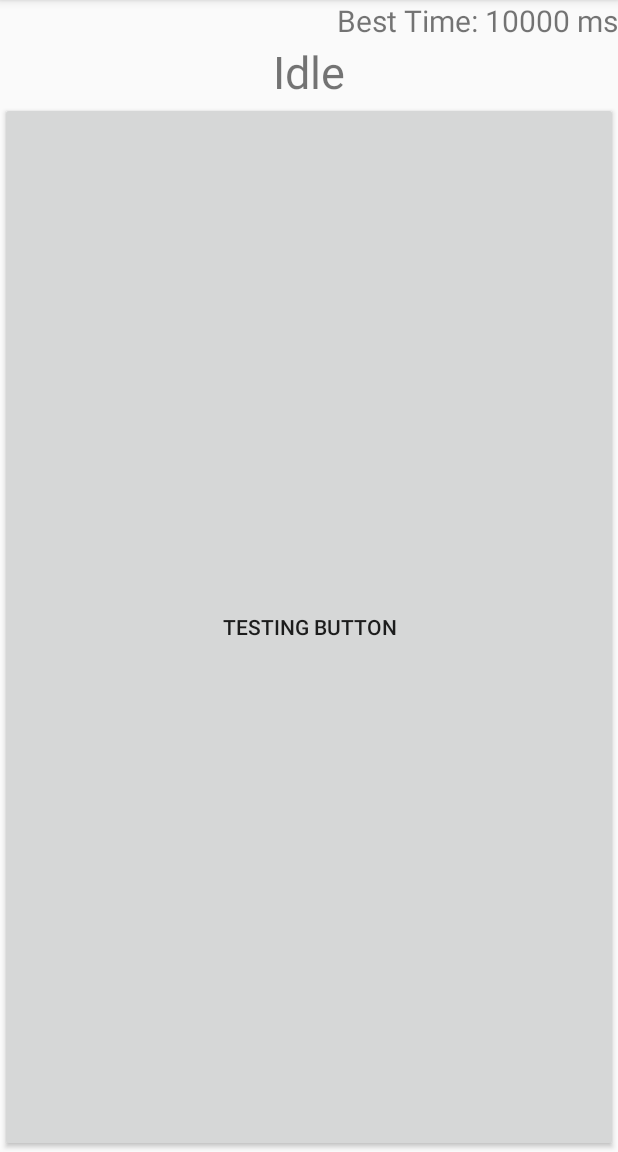
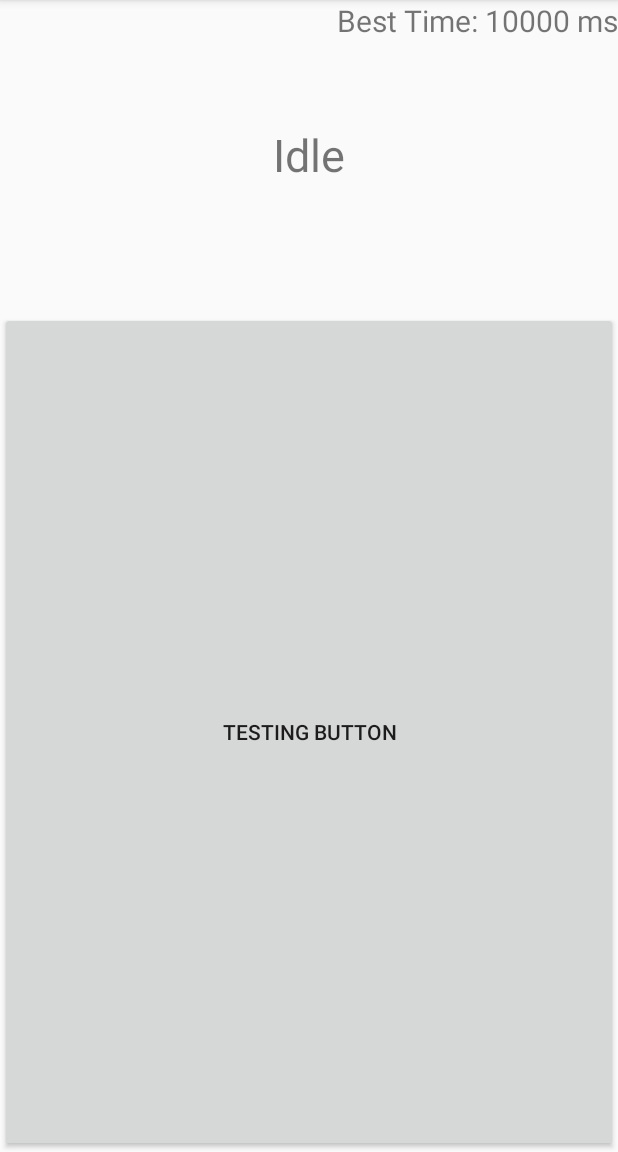
Before and after one commit to jueshi/ReactionTest, an Android app: the screen it shows after launch (MainActivity), on a phone screen of 412 x 824 dp, the part 84-1236 px from its top. Run offline under Robolectric (Android 15) with nearby library versions, the phone set to English and light mode, and no system bars.

Commit message:
Updated build.gradle to use gradle plugin v0.8 (fingers crossed), minor adjustment to activity_main.xml and fragment_status_area.xml for layout weights (make the status area a bit bigger)

```diff
--- a/Reaction Test/build.gradle
+++ b/Reaction Test/build.gradle
@@ -3,7 +3,7 @@ buildscript {
         mavenCentral()
     }
     dependencies {
-        classpath 'com.android.tools.build:gradle:0.7.+'
+        classpath 'com.android.tools.build:gradle:0.8.+'
     }
 }
 apply plugin: 'android'
--- a/Reaction Test/src/main/res/layout/activity_main.xml
+++ b/Reaction Test/src/main/res/layout/activity_main.xml
@@ -10,6 +10,7 @@
         android:name="org.fanchuan.coursera.reactiontest.MainActivity$StatusAreaFragment"
         android:layout_height="wrap_content"
         android:layout_width="match_parent"
+        android:layout_weight="0.20"
         tools:layout="@layout/fragment_status_area" />
 
     <Button
@@ -17,6 +18,6 @@
         android:layout_width="match_parent"
         android:layout_height="0dp"
         android:text="@string/go_button"
-        android:layout_weight="0.75" />
+        android:layout_weight="0.80" />
 
 </LinearLayout>
--- a/Reaction Test/src/main/res/layout/fragment_status_area.xml
+++ b/Reaction Test/src/main/res/layout/fragment_status_area.xml
@@ -12,7 +12,7 @@
         android:textSize="20sp"
         android:text="--"
         android:gravity="right"
-        android:layout_weight="0.10" />
+        android:layout_weight="0.40" />
 
     <TextView
         android:id="@+id/status"
@@ -21,6 +21,6 @@
         android:textSize="30sp"
         android:text="--"
         android:gravity="center_horizontal"
-        android:layout_weight="0.15" />
+        android:layout_weight="0.60" />
 
 </LinearLayout>
```
Also changed, not shown: gradle/wrapper/gradle-wrapper.properties.
